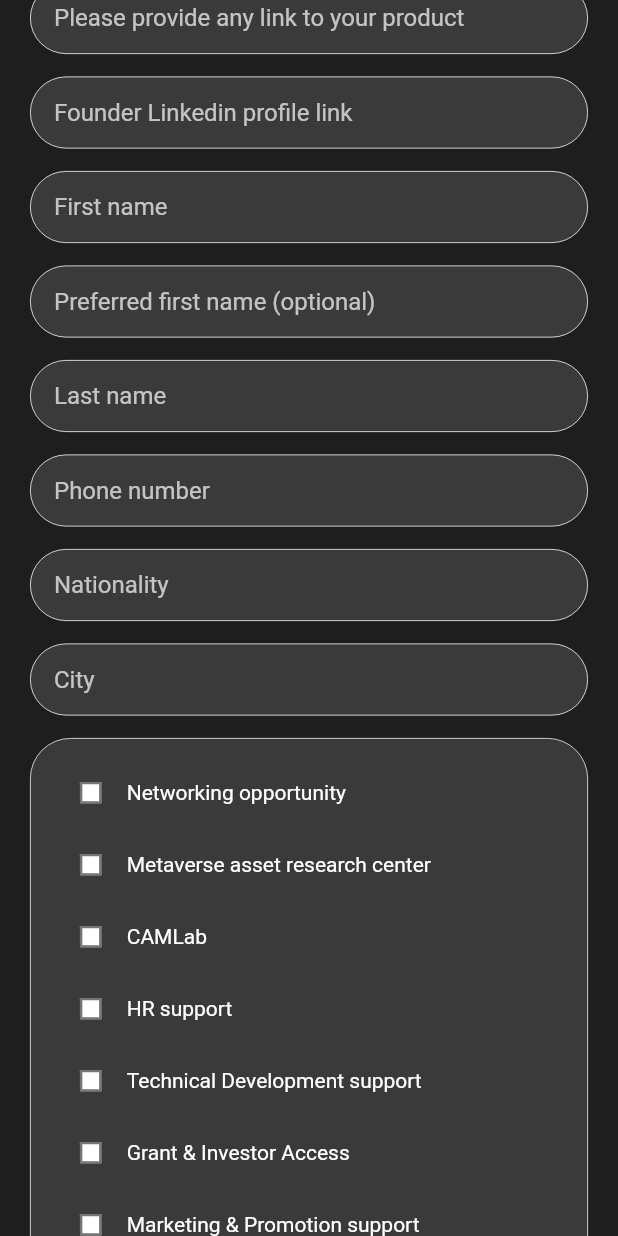
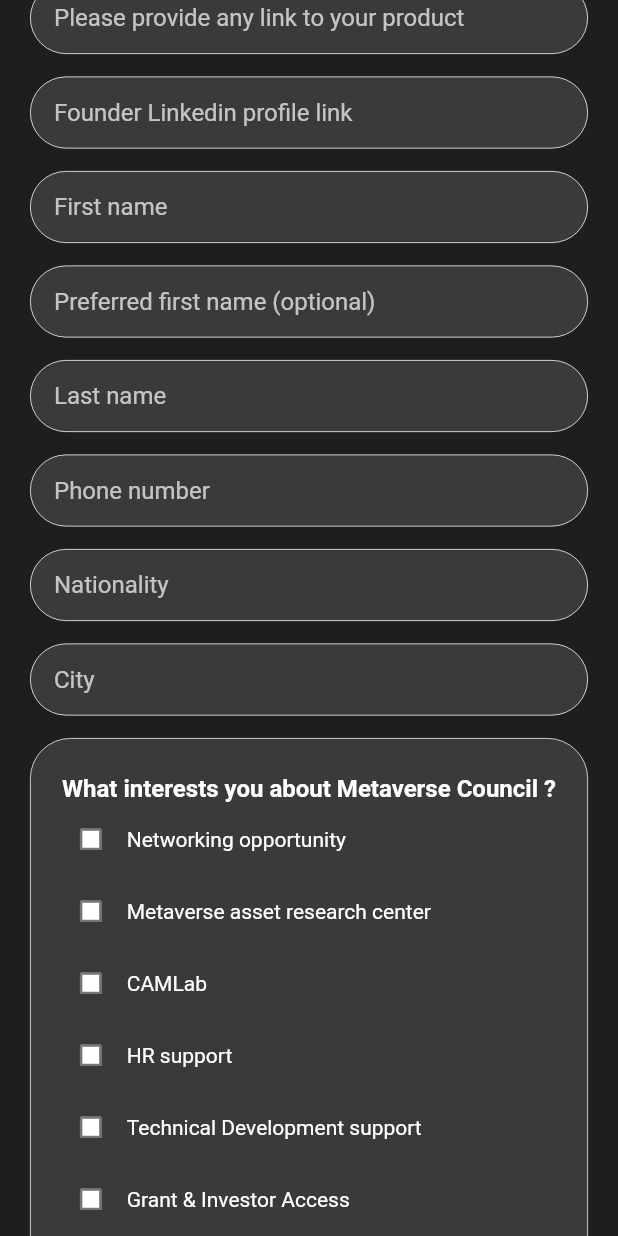
Before and after one commit to krifin/flutter-app-native, a Flutter app: the AddMetaForm screen opened by its route, scrolled down 576 dp, on a phone screen of 412 x 824 dp. Run offline on Flutter 3.47's test engine with Material 2 defaults, Android fonts, the phone set to English and light mode, and no system bars; our stand-ins replace cloud_firestore, firebase_auth, firebase_core, google_sign_in, webview_flutter; missing offline and left inert: walletconnect_dart; accounts and stored records are empty.

Commit message:
ui bug bixed

```diff
--- a/lib/addMetaForm.dart
+++ b/lib/addMetaForm.dart
@@ -612,6 +612,18 @@
                             borderRadius: BorderRadius.circular(27.0),
                           ),
                           child: Column(
+                            children: [
+                              SizedBox(
+                                height: 12,
+                              ),
+                              Text(
+                                'What interests you about Metaverse Council ?',
+                                style: TextStyle(
+                                    color: Colors.white,
+                                    fontWeight: FontWeight.bold,
+                                    fontSize: 16),
+                              ),
+                              Column(
                                 children: List<Widget>.generate(
                                   checkboxValues.length,
                                   (index) => Row(
@@ -624,8 +636,8 @@
                                           fillColor:
                                               MaterialStateProperty.resolveWith(
                                                   (states) {
-                                      if (states
-                                          .contains(MaterialState.selected)) {
+                                            if (states.contains(
+                                                MaterialState.selected)) {
                                               return Colors.white;
                                             }
                                             return Colors.white;
@@ -646,7 +658,8 @@
                                   ),
                                 ),
                               ),
-                      ),
+                            ],
+                          )),
                       SizedBox(height: 15.0),
                       TextFormField(
                         style: TextStyle(color: Colors.white),
```
Lines whose indentation alone changed are shown as unchanged.
